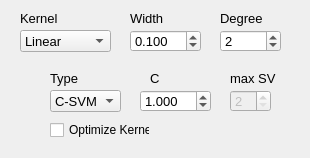
The window that _AlgorithmsPlugins/KernelMethods/paramsSVM.ui (b4silio/MLDemos) describes before a commit, drawn with Qt 5.
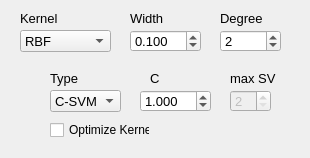
The same window after the commit.

The edit to the form file:
```diff
--- a/_AlgorithmsPlugins/KernelMethods/paramsSVM.ui
+++ b/_AlgorithmsPlugins/KernelMethods/paramsSVM.ui
@@ -268,7 +268,7 @@
     <string>kernel function</string>
    </property>
    <property name="currentIndex">
-    <number>0</number>
+    <number>2</number>
    </property>
    <item>
     <property name="text">
```
Left out of the diff: 3 changed lines with no effect on the pictures.
